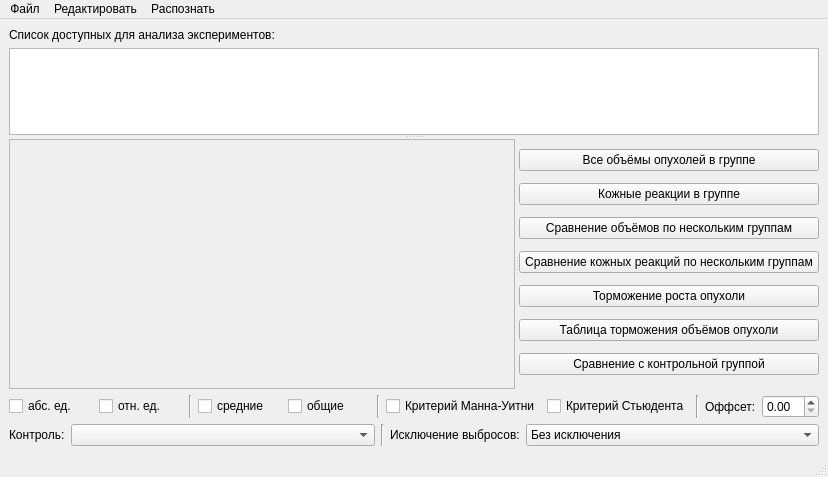
Old version of the form ui/gui2.ui in the repository cobaltCorsair/neuro_stats.
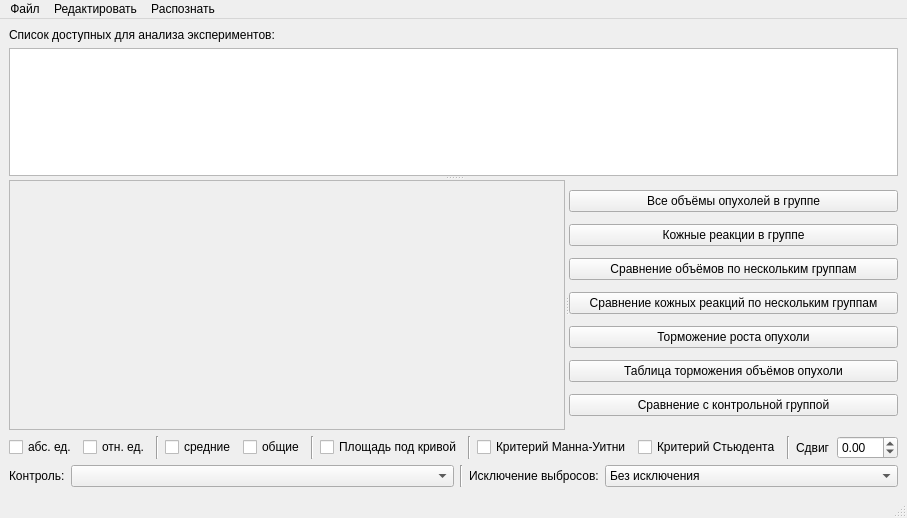
New version of the form.

```diff
--- a/ui/gui2.ui
+++ b/ui/gui2.ui
@@ -6,8 +6,8 @@
    <rect>
     <x>0</x>
     <y>0</y>
-    <width>828</width>
-    <height>477</height>
+    <width>885</width>
+    <height>518</height>
    </rect>
   </property>
   <property name="sizePolicy">
@@ -83,6 +83,20 @@
         </item>
         <item>
          <layout class="QHBoxLayout" name="horizontalLayout">
+          <item>
+           <widget class="QCheckBox" name="checkBox_2">
+            <property name="text">
+             <string>Площадь под кривой</string>
+            </property>
+           </widget>
+          </item>
+          <item>
+           <widget class="Line" name="line_5">
+            <property name="orientation">
+             <enum>Qt::Vertical</enum>
+            </property>
+           </widget>
+          </item>
           <item>
            <widget class="QCheckBox" name="checkBox_7">
             <property name="text">
@@ -107,12 +121,16 @@
           <item>
            <widget class="QLabel" name="label_3">
             <property name="text">
-             <string>Оффсет:</string>
+             <string>Сдвиг</string>
             </property>
            </widget>
           </item>
           <item>
-           <widget class="QDoubleSpinBox" name="doubleSpinBox"/>
+           <widget class="QDoubleSpinBox" name="doubleSpinBox">
+            <property name="minimum">
+             <double>-99.900000000000006</double>
+            </property>
+           </widget>
           </item>
          </layout>
         </item>
@@ -339,7 +357,7 @@
     <rect>
      <x>0</x>
      <y>0</y>
-     <width>828</width>
+     <width>885</width>
      <height>22</height>
     </rect>
    </property>
```
Left out of the diff: 14 changed lines with no effect on the pictures.
